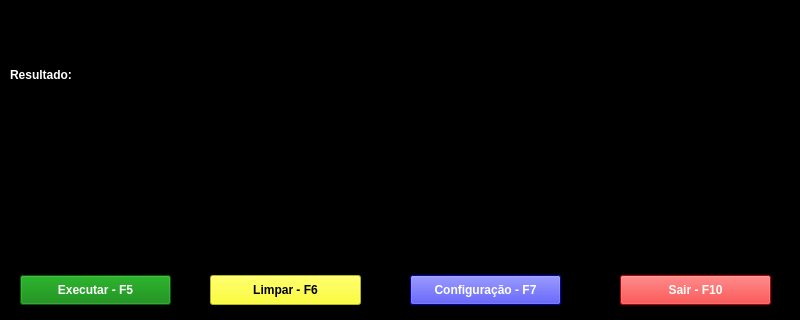
Qt form UI/MainWindow.ui (WeldercrisRibeiro/SQLTools) before a commit; both pictures show x 0 to 800 and y 165 to 485 of the 800 by 485 pixel window.
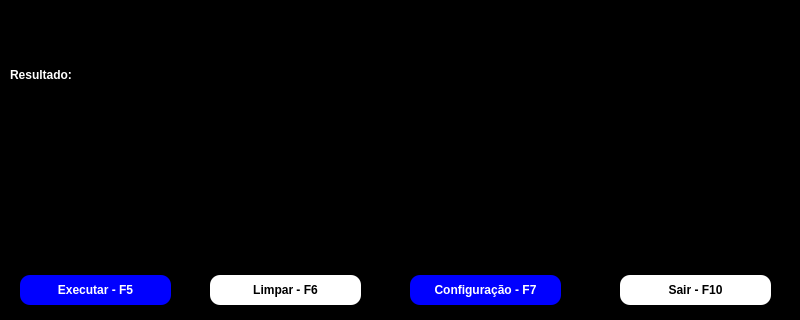
The same form after that commit. Icons and pictures are not drawn.

```diff
--- a/UI/MainWindow.ui
+++ b/UI/MainWindow.ui
@@ -71,10 +71,11 @@
      </size>
     </property>
     <property name="styleSheet">
-     <string notr="true">background-color: red; 
-color: white;
+     <string notr="true">background-color: white; 
+color: black;
 text-transform: uppercase;
 font-weight: bold;
+border-radius: 10px
 </string>
     </property>
     <property name="text">
@@ -97,10 +98,11 @@
      </size>
     </property>
     <property name="styleSheet">
-     <string notr="true">background-color: yellow;
+     <string notr="true">background-color: white;
  color: black;
 text-transform: uppercase;
 font-weight: bold;
+border-radius: 10px
 </string>
     </property>
     <property name="text">
@@ -127,6 +129,7 @@
 color: white;
 text-transform: uppercase;
 font-weight: bold;
+border-radius: 10px
 </string>
     </property>
     <property name="text">
@@ -149,11 +152,11 @@
      </size>
     </property>
     <property name="styleSheet">
-     <string notr="true">background-color: green;
+     <string notr="true">background-color: blue;
 color: white;
 text-transform: uppercase;
 font-weight: bold;
-</string>
+border-radius: 10px</string>
     </property>
     <property name="text">
      <string>Executar - F5</string>
```
